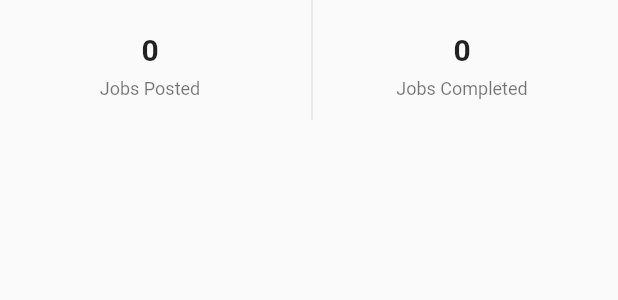
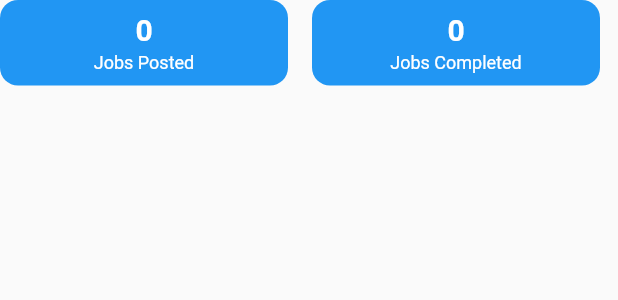
Before and after one commit to AntoineSfeir/OddjobApp, a Flutter app: the _ProfileInfoRow widget shown alone on an empty page, opened directly with empty values, on a phone screen of 412 x 824 dp. Shown: the top 300 px of the screen. Run offline on Flutter 3.47's test engine with Material 2 defaults, Android fonts, the phone set to English and light mode, and no system bars; our stand-ins replace cloud_firestore, firebase_auth, firebase_core, firebase_storage, geocoding, geolocator and 4 more; missing offline and left inert: flutter_map_math; accounts and stored records are empty; network calls fail.

Commit message:
Simplied other profile page

```diff
--- a/odd_job_app/lib/pages/other_profile_page.dart
+++ b/odd_job_app/lib/pages/other_profile_page.dart
@@ -1,5 +1,6 @@
 import 'package:flutter/material.dart';
 import 'package:cloud_firestore/cloud_firestore.dart';
+import 'package:odd_job_app/pages/job_history_page.dart';
 
 class OtherProfilePage extends StatefulWidget {
   const OtherProfilePage({super.key, required this.recieverDocId});
@@ -61,6 +62,7 @@ class _OtherProfileState extends State<OtherProfilePage> {
   Widget build(BuildContext context) {
     return Scaffold(
       appBar: AppBar(
+        title: Text(username ?? "Username"),
         leading: IconButton(
           icon: const Icon(Icons.arrow_back),
           onPressed: () {
@@ -78,25 +80,10 @@ class _OtherProfileState extends State<OtherProfilePage> {
                 padding: const EdgeInsets.all(8.0),
                 child: Column(
                   children: [
-                    Text(
-                      username ?? "Username",
-                      style: Theme.of(context)
-                          .textTheme
-                          .titleLarge
-                          ?.copyWith(fontWeight: FontWeight.bold),
-                    ),
-                    const SizedBox(height: 25), // Increased spacing
+                    // Increased spacing
                     Row(
                       mainAxisAlignment: MainAxisAlignment.center,
                       children: [
-                        FloatingActionButton.extended(
-                          onPressed: () {},
-                          heroTag: 'follow',
-                          elevation: 0,
-                          label: const Text("Follow"),
-                          icon: const Icon(Icons.person_add_alt_1),
-                        ),
-                        const SizedBox(width: 16.0),
                         FloatingActionButton.extended(
                           onPressed: () {},
                           heroTag: 'mesage',
@@ -107,6 +94,15 @@ class _OtherProfileState extends State<OtherProfilePage> {
                         ),
                       ],
                     ),
+                    Container(
+                      margin: EdgeInsets.only(
+                        left: MediaQuery.of(context).size.width * 0,
+                        top: MediaQuery.of(context).size.height * 0.02,
+                        right: MediaQuery.of(context).size.width * 0,
+                      ),
+                      height: 2,
+                      color: (Colors.grey), // Divider color
+                    ),
                     const SizedBox(height: 16),
                     _ProfileInfoRow(
                       numOfJobsPosted: jobsPosted ?? 0,
@@ -116,7 +112,7 @@ class _OtherProfileState extends State<OtherProfilePage> {
                     Container(
                       margin: EdgeInsets.only(
                         left: MediaQuery.of(context).size.width * 0,
-                        top: MediaQuery.of(context).size.height * 0.02,
+                        top: MediaQuery.of(context).size.height * 0.0001,
                         right: MediaQuery.of(context).size.width * 0,
                       ),
                       height: 2,
@@ -127,7 +123,22 @@ class _OtherProfileState extends State<OtherProfilePage> {
                       communicationRating: comRating ?? "0",
                       workQualityRating: workRating ?? "0",
                       wouldHireAgainRating: hireAgainRating ?? "0",
-                    )
+                    ),
+
+                    const SizedBox(height: 8.0),
+                    ElevatedButton(
+                      onPressed: () {
+                        // Navigate to the job history page
+                        // You need to replace 'JobHistoryPage' with the actual page you want to navigate to
+                        Navigator.push(
+                          context,
+                          MaterialPageRoute(
+                            builder: (context) => const JobHistoryPage(),
+                          ),
+                        );
+                      },
+                      child: const Text("View Job History"),
+                    ),
                   ],
                 ),
               ),
@@ -158,41 +169,56 @@ class _ProfileInfoRow extends StatelessWidget {
     return Container(
       height: 80,
       constraints: const BoxConstraints(maxWidth: 400),
-      child: Row(
+      child: Column(
+        children: [
+          Row(
             mainAxisAlignment: MainAxisAlignment.center,
-        children: items
-            .map((item) => Expanded(
-                  child: Row(
             children: [
+              for (var item in items) ...[
                 if (items.indexOf(item) != 0) const VerticalDivider(),
-                      Expanded(child: _singleItem(context, item)),
+                _singleItem(context, item),
+              ],
             ],
           ),
-                ))
-            .toList(),
+        ],
       ),
     );
   }
 
-  Widget _singleItem(BuildContext context, ProfileInfoItem item) => Column(
+  Widget _singleItem(BuildContext context, ProfileInfoItem item) {
+    return Expanded(
+      child: AnimatedContainer(
+        duration: const Duration(milliseconds: 500),
+        decoration: BoxDecoration(
+          color: Colors.blue, // Change the color as needed
+          borderRadius: BorderRadius.circular(12),
+        ),
+        child: Padding(
+          padding: const EdgeInsets.all(8.0),
+          child: Column(
             mainAxisAlignment: MainAxisAlignment.center,
             children: [
-          Padding(
-            padding: const EdgeInsets.all(8.0),
-            child: Text(
+              Text(
                 item.value.toString(),
                 style: const TextStyle(
                   fontWeight: FontWeight.bold,
                   fontSize: 20,
+                  color: Colors.white, // Text color
+                ),
+              ),
+              const SizedBox(height: 4),
+              Text(
+                item.title,
+                style: Theme.of(context).textTheme.bodySmall?.copyWith(
+                      color: Colors.white, // Text color
+                    ),
+              ),
+            ],
           ),
         ),
       ),
-          Text(
-            item.title,
-            style: Theme.of(context).textTheme.caption,
-          )
-        ],
     );
+  }
 }
 
 class ProfileInfoItem {
```
Lines whose indentation alone changed are shown as unchanged.
